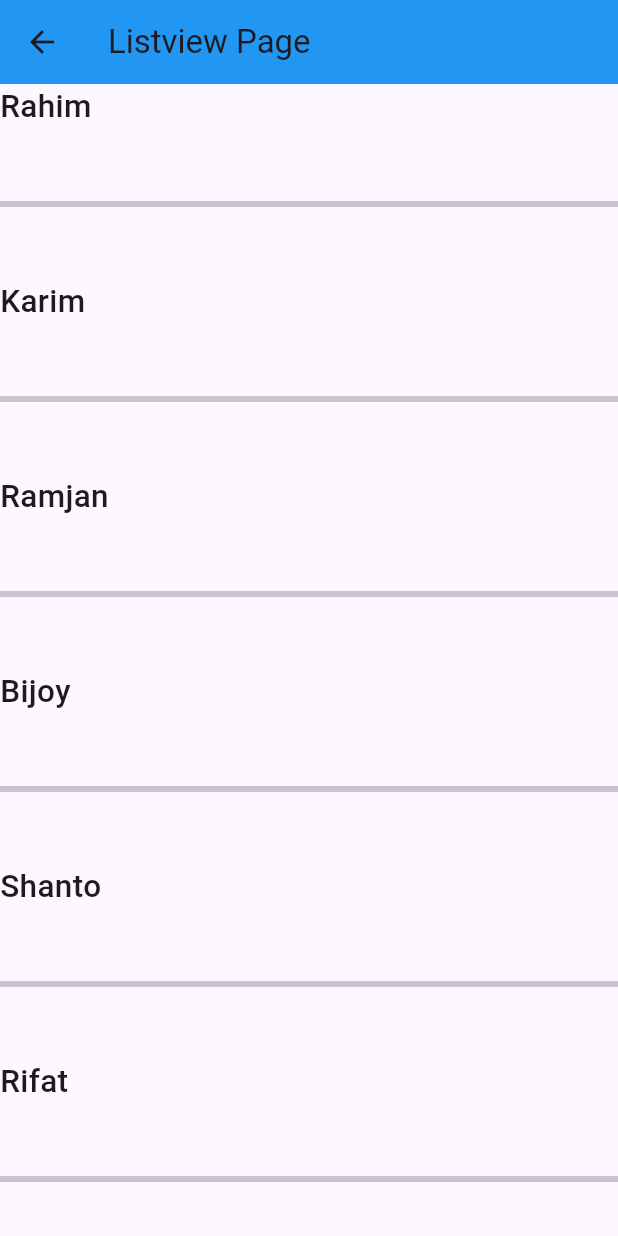
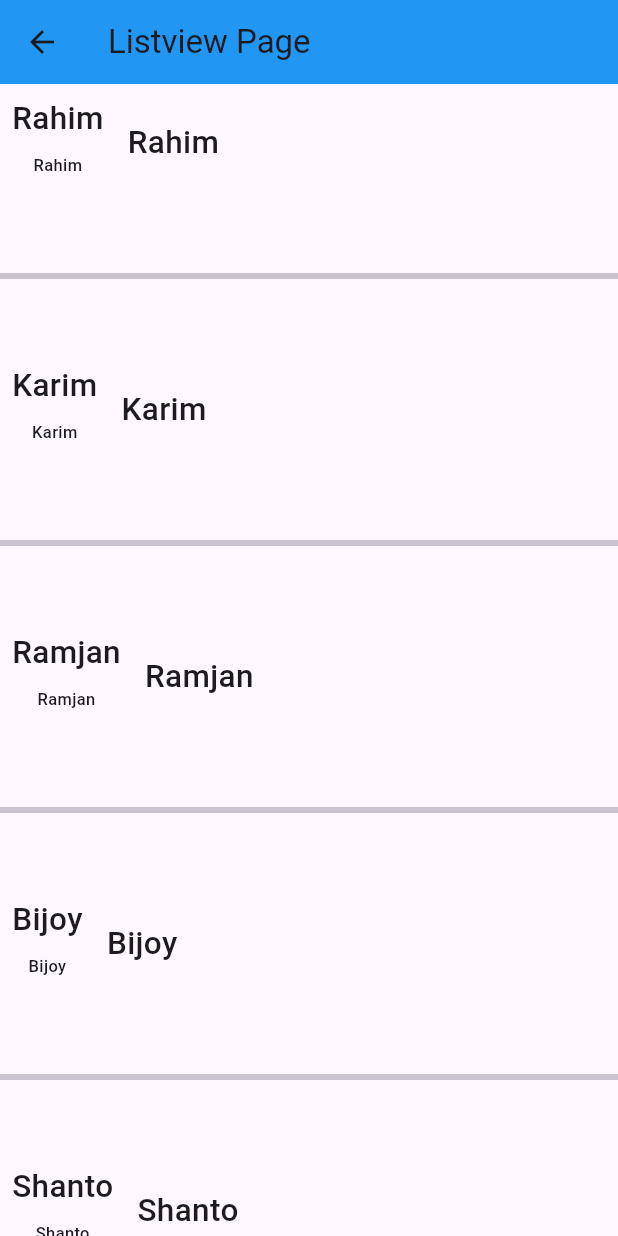
Before and after one commit to mh-rahat/development-learning-journey, a Flutter app: the ListviewWidgetPage screen opened directly, on a phone screen of 412 x 824 dp. Run offline on Flutter 3.47's test engine with Material 3 defaults, Android fonts, the phone set to English and light mode, and no system bars.

Commit message:
update the file

```diff
--- a/dart/flutter_learning/flutter_basics/lib/widgets/listview_page.dart
+++ b/dart/flutter_learning/flutter_basics/lib/widgets/listview_page.dart
@@ -18,9 +18,41 @@
       appBar: AppBar(title: Text('Listview Page')),
       body: ListView.separated(
         itemBuilder: (context, index) {
-          return Text(
-            arrNames[index],
-            style: TextStyle(fontSize: 21, fontWeight: FontWeight.w500),
+          return Row(
+            children: [
+              Padding(
+                padding: const EdgeInsets.all(8.0),
+                child: Column(
+                  children: [
+                    Text(
+                      arrNames[index],
+                      style: TextStyle(
+                        fontSize: 21,
+                        fontWeight: FontWeight.w500,
+                      ),
+                    ),
+                    Padding(
+                      padding: const EdgeInsets.all(8.0),
+                      child: Text(
+                        arrNames[index],
+                        style: TextStyle(
+                          fontSize: 11,
+                          fontWeight: FontWeight.w500,
+                        ),
+                      ),
+                    ),
+                  ],
+                ),
+              ),
+
+              Padding(
+                padding: const EdgeInsets.all(8.0),
+                child: Text(
+                  arrNames[index],
+                  style: TextStyle(fontSize: 21, fontWeight: FontWeight.w500),
+                ),
+              ),
+            ],
           );
         },
         itemCount: arrNames.length,
```
